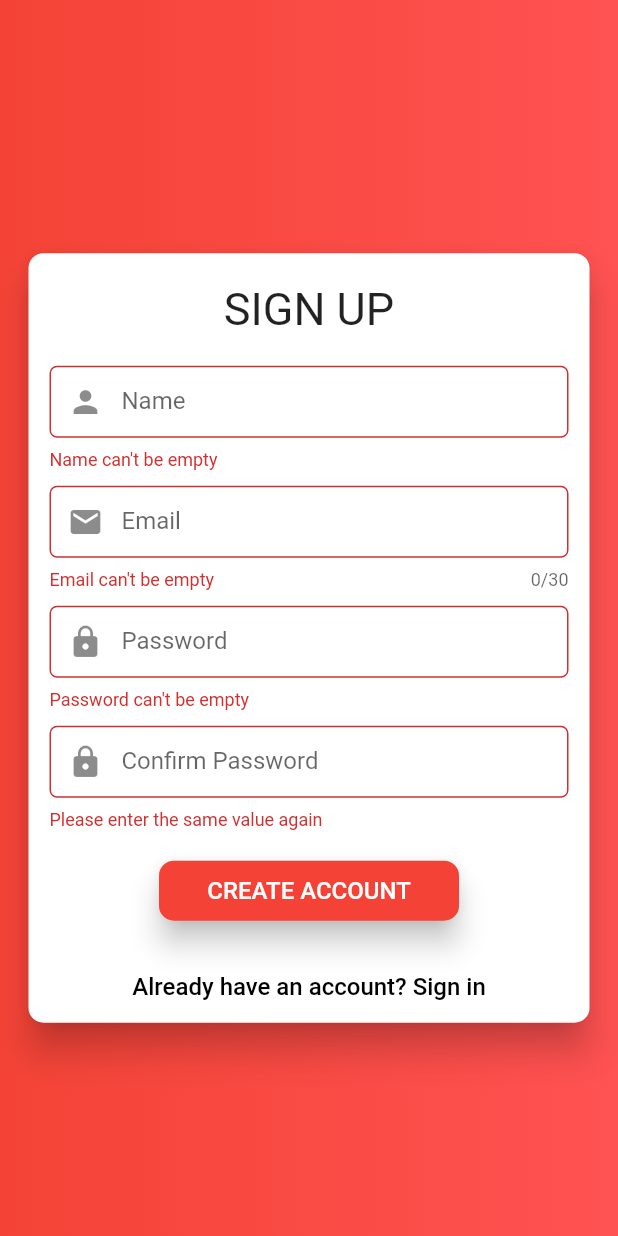
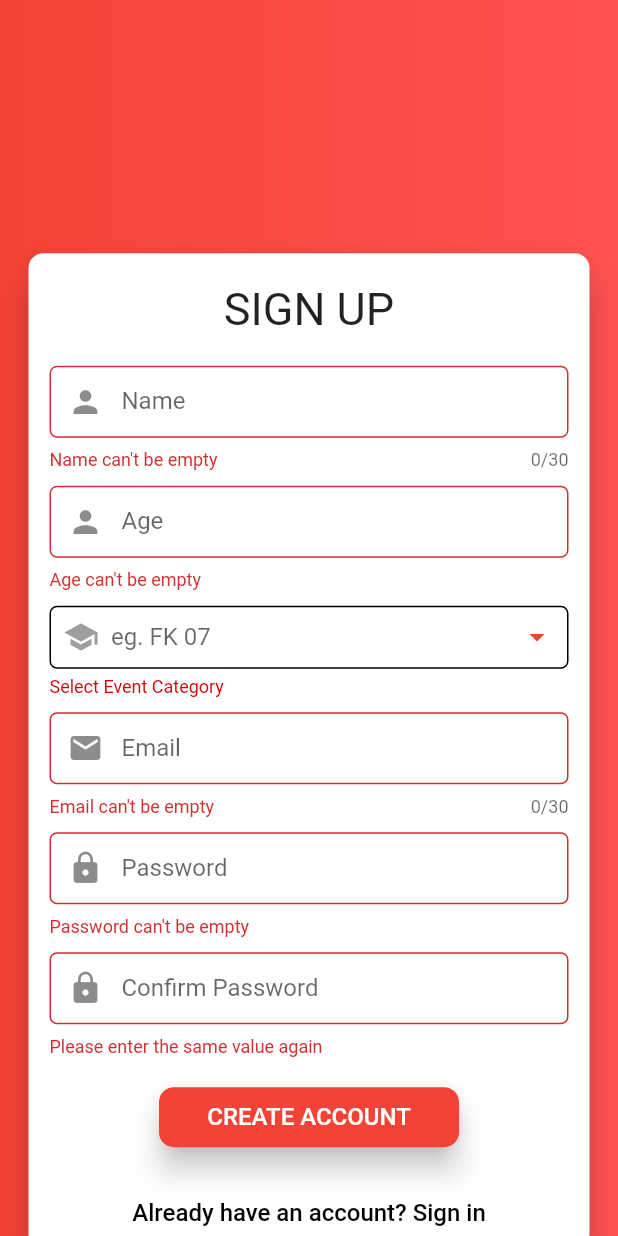
Before and after one commit to mobileappdevhm19/campus-connected-team-6, a Flutter app: the SignUpPage screen opened by its route, after a tap on "CREATE ACCOUNT", on a phone screen of 412 x 824 dp. Run offline on Flutter 3.47's test engine with Material 2 defaults, Android fonts, the phone set to English and light mode, and no system bars; our stand-ins replace cached_network_image, cloud_firestore, connectivity, datetime_picker_formfield, firebase_auth, firebase_storage and 2 more; missing offline and left inert: mockito; accounts and stored records are empty.

Commit message:
sign up page adjusted as result for adjusted user profile

```diff
--- a/lib/pages/signup_page.dart
+++ b/lib/pages/signup_page.dart
@@ -19,7 +19,29 @@ class _SignUpPageState extends State<SignUpPage>
   String _name;
   String _email;
   String _password;
+  String _age;
+  String _faculty;
   String _confirmPassword; //only for compare purpose
+  // Event Dropdown Categories list
+  static var _categories = [
+    "FK 01",
+    "FK 02",
+    "FK 03",
+    "FK 04",
+    "FK 05",
+    "FK 06",
+    "FK 07",
+    "FK 08",
+    "FK 09",
+    "FK 10",
+    "FK 11",
+    "FK 12",
+    "FK 13",
+    "FK 14",
+  ];
+
+  //selected dropdown value will be save here
+  var dropdownValue;
   static final RegExp _emailRegExp = RegExp(
     r'^[a-zA-Z0-9.!#$%&’*+/=?^_`{|}~-]+@hm.edu$',
   );
@@ -243,6 +265,8 @@ class _SignUpPageState extends State<SignUpPage>
               padding: EdgeInsets.all(20),
             ),
             _showNameInput(),
+            _showAgeInput(),
+            _showFacultyCategoryDropdownInput(),
             _showEmailInput(),
             _showPasswordInput(),
             _showConfirmPasswordInput(),
@@ -254,6 +278,173 @@ class _SignUpPageState extends State<SignUpPage>
         ),
       ),
     ));
+  }
+
+  // user name
+  Widget _showNameInput() {
+    return Padding(
+      padding: const EdgeInsets.only(left: 14.0, right: 14.0, bottom: 10),
+      child: TextFormField(
+        maxLines: 1,
+        keyboardType: TextInputType.text,
+        autofocus: false,
+        decoration: new InputDecoration(
+            border: OutlineInputBorder(
+              borderRadius: BorderRadius.circular(5),
+            ),
+            contentPadding: EdgeInsets.all(0.0),
+            filled: true,
+            labelText: 'Name',
+            fillColor: Colors.white,
+            prefixIcon: new Icon(
+              Icons.person,
+            )),
+        validator: (value) {
+          if (value.isEmpty) {
+            return 'Name can\'t be empty';
+          }
+        },
+        maxLength: 30,
+        maxLengthEnforced: true,
+        onSaved: (value) => _name = value,
+      ),
+    );
+  }
+
+  // user faculty
+  Widget _showFacultyCategoryDropdownInput() {
+    /*return Padding(
+      padding: const EdgeInsets.only(left: 14.0, right: 14.0, bottom: 10),
+      child: TextFormField(
+        maxLines: 1,
+        keyboardType: TextInputType.text,
+        autofocus: false,
+        decoration: new InputDecoration(
+            border: OutlineInputBorder(
+              borderRadius: BorderRadius.circular(5),
+            ),
+            contentPadding: EdgeInsets.all(0.0),
+            filled: true,
+            labelText: 'Name',
+            fillColor: Colors.white,
+            prefixIcon: new Icon(
+              Icons.person,
+            )),
+        validator: (value) {
+          if (value.isEmpty) {
+            return 'Name can\'t be empty';
+          }
+        },
+        onSaved: (value) => _name = value,
+      ),
+    );*/
+    return Padding(
+      padding: const EdgeInsets.only(left: 14.0, right: 14.0, bottom: 10),
+      child: FormField<String>(
+        validator: (value) {
+          if (value == null) {
+            return "Select Event Category";
+          }
+        },
+        onSaved: (value) => _name = value,
+        builder: (
+          FormFieldState<String> state,
+        ) {
+          return Column(
+            crossAxisAlignment: CrossAxisAlignment.start,
+            children: <Widget>[
+              new Container(
+                width: double.infinity,
+                padding: EdgeInsets.all(8),
+                decoration: BoxDecoration(
+                  border: new Border.all(color: Colors.black),
+                  borderRadius: BorderRadius.circular(5),
+                ),
+                child: Row(
+                  mainAxisSize: MainAxisSize.max,
+                  children: <Widget>[
+                    Icon(
+                      Icons.school,
+                      color: Colors.grey,
+                    ),
+                    SizedBox(
+                      width: screenAwareSize(8, context),
+                    ),
+                    Expanded(
+                      flex: 9,
+                      child: DropdownButtonHideUnderline(
+                        child: DropdownButton(
+                            iconEnabledColor: Colors.red,
+                            hint: Text("eg. FK 07"),
+                            isDense: true,
+                            value: dropdownValue,
+                            items: _categories.map((String item) {
+                              return DropdownMenuItem<String>(
+                                child: Text(item),
+                                value: item,
+                              );
+                            }).toList(),
+                            onChanged: (value) {
+                              state.didChange(value);
+                              setState(() {
+                                dropdownValue = value;
+                              });
+                            }),
+                      ),
+                    )
+                  ],
+                ),
+              ),
+              state.hasError
+                  ? SizedBox(height: 5.0)
+                  : Container(
+                      height: 0,
+                    ),
+              state.hasError
+                  ? Text(
+                      state.errorText,
+                      style: TextStyle(
+                          color: Colors.redAccent.shade700, fontSize: 12.0),
+                    )
+                  : Container(),
+            ],
+          );
+        },
+      ),
+    );
+  }
+
+  // user age
+  Widget _showAgeInput() {
+    return Padding(
+      padding: const EdgeInsets.only(left: 14.0, right: 14.0, bottom: 10),
+      child: TextFormField(
+        maxLines: 1,
+        keyboardType: TextInputType.number,
+        autofocus: false,
+        decoration: new InputDecoration(
+            border: OutlineInputBorder(
+              borderRadius: BorderRadius.circular(5),
+            ),
+            contentPadding: EdgeInsets.all(0.0),
+            filled: true,
+            labelText: 'Age',
+            fillColor: Colors.white,
+            prefixIcon: new Icon(
+              Icons.person,
+            )),
+        validator: (value) {
+          if (value.isEmpty) {
+            return 'Age can\'t be empty';
+          } else if (int.parse(value) > 100 || int.parse(value) < 1) {
+            return 'Please type a valid age';
+          } else {
+            return 'Type a valid Number';
+          }
+        },
+        onSaved: (value) => _name = value,
+      ),
+    );
   }
 
   //user email
@@ -285,35 +476,6 @@ class _SignUpPageState extends State<SignUpPage>
         maxLength: 30,
         maxLengthEnforced: true,
         onSaved: (value) => _email = value,
-      ),
-    );
-  }
-
-  // user name
-  Widget _showNameInput() {
-    return Padding(
-      padding: const EdgeInsets.only(left: 14.0, right: 14.0, bottom: 10),
-      child: TextFormField(
-        maxLines: 1,
-        keyboardType: TextInputType.text,
-        autofocus: false,
-        decoration: new InputDecoration(
-            border: OutlineInputBorder(
-              borderRadius: BorderRadius.circular(5),
-            ),
-            contentPadding: EdgeInsets.all(0.0),
-            filled: true,
-            labelText: 'Name',
-            fillColor: Colors.white,
-            prefixIcon: new Icon(
-              Icons.person,
-            )),
-        validator: (value) {
-          if (value.isEmpty) {
-            return 'Name can\'t be empty';
-          }
-        },
-        onSaved: (value) => _name = value,
       ),
     );
   }
--- a/lib/pages/usersProfileDetails.dart
+++ b/lib/pages/usersProfileDetails.dart
@@ -277,7 +277,7 @@ class UsersProfileDetailsPageState extends State<UsersProfileDetails> {
 
   AppBar appBar(BuildContext context) {
     return AppBar(
-      title: Text("My Profile"),
+      title: Text("Profile"),
       centerTitle: true,
       textTheme: TextTheme(
         title: TextStyle(
@@ -398,7 +398,10 @@ class UsersProfileDetailsPageState extends State<UsersProfileDetails> {
                   ),
                   new Padding(
                     padding: const EdgeInsets.only(left: 8.0),
-                    child: new Text(entity.faculty,
+                    child: new Text(
+                        entity.faculty == null || entity.faculty.isEmpty
+                            ? "Unknown Faculty..."
+                            : entity.faculty,
                         style: textTheme.subhead.copyWith(color: Colors.white)),
                   ),
                 ],
```
